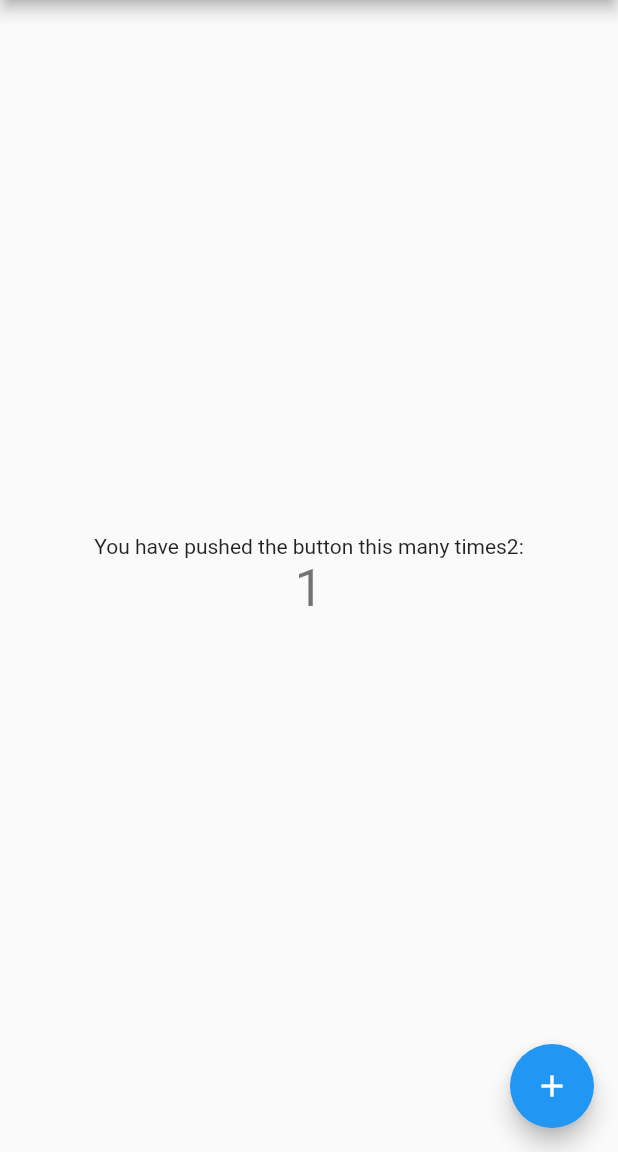
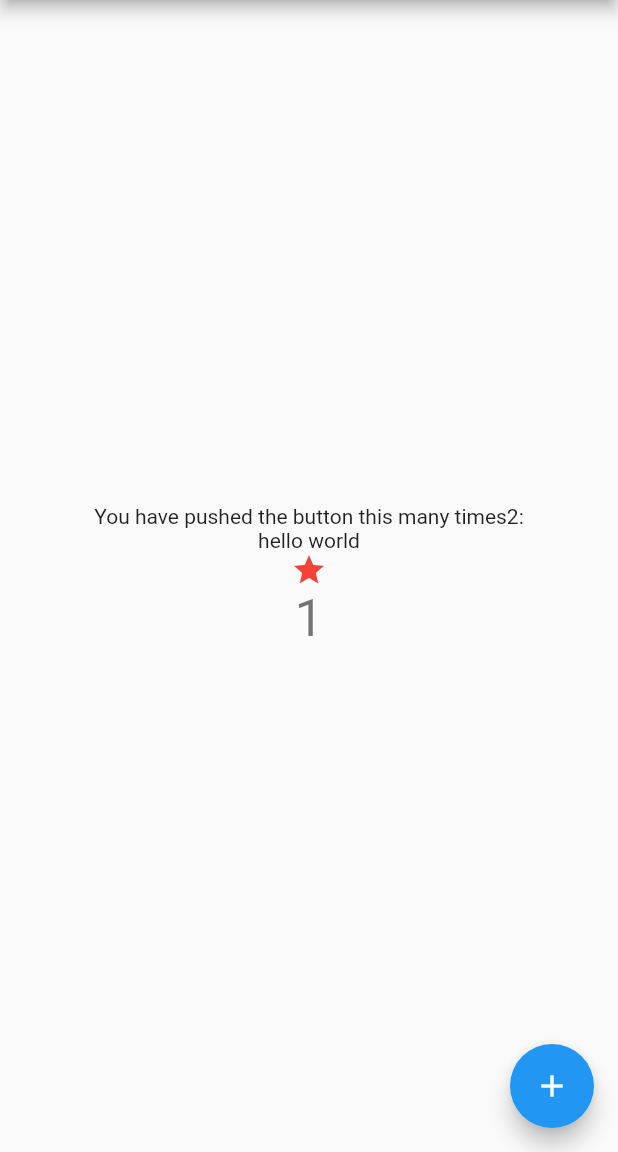
Before and after one commit to sevenOnClass/my_flutter, a Flutter app: the screen it shows after launch, after a tap on the "add" icon, on a phone screen of 412 x 824 dp, the part 84-1236 px from its top. Run offline on Flutter 3.47's test engine with Material 2 defaults, Android fonts, the phone set to English and light mode, and no system bars.

Commit message:
练习简单widget

```diff
--- a/lib/main.dart
+++ b/lib/main.dart
@@ -1,6 +1,10 @@
 import 'package:flutter/material.dart';
+import 'package:flutter/rendering.dart';
 
-void main() => runApp(MyApp());
+void main() {
+  debugPaintSizeEnabled=true;
+  runApp(MyApp());
+}
 
 class MyApp extends StatelessWidget {
   // This widget is the root of your application.
@@ -94,6 +98,14 @@ class _MyHomePageState extends State<MyHomePage> {
               'You have pushed the button this many times2:',
             ),
             Text(
+              'hello world'
+            ),
+            Icon(
+              Icons.star,
+              color: Colors.red[500],
+            ),
+
+            Text(
               '$_counter',
               style: Theme.of(context).textTheme.display1,
             ),
```
